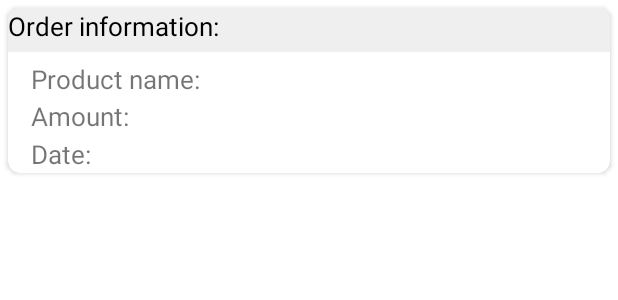
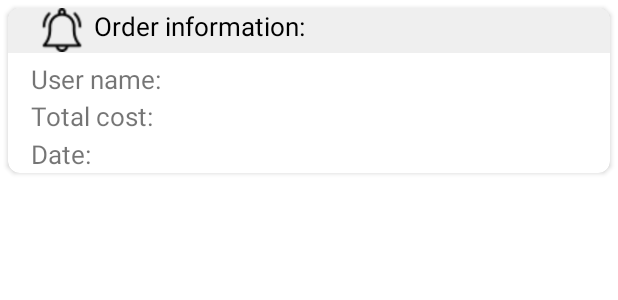
Before and after one commit to ngochai-hcmus/WinXEnchantixShop, an Android app: the layout item_notify.xml on its own in the app's theme, with its tools: preview values and no code run, on a phone screen of 412 x 824 dp. Shown: the top 300 px of the screen. Run offline under Robolectric (Android 15) with nearby library versions, the light colour scheme and no system bars.

Commit message:
Update Item order, item notify

```diff
--- a/app/src/main/res/layout/item_notify.xml
+++ b/app/src/main/res/layout/item_notify.xml
@@ -10,13 +10,24 @@
     <LinearLayout
         android:id="@+id/layout1"
         android:layout_width="match_parent"
-        android:layout_height= "30dp">
-
+        android:layout_height= "30dp"
+        android:background="@color/grey">
+        <ImageView
+            android:id="@+id/imageView3"
+            android:layout_width="32dp"
+            android:layout_height="29dp"
+            android:layout_marginLeft="20dp"
+            android:src="@drawable/ic_noti"
+            app:layout_constraintBottom_toBottomOf="parent"
+            app:layout_constraintEnd_toStartOf="@+id/editText2"
+            app:layout_constraintHorizontal_bias="0.666"
+            app:layout_constraintStart_toStartOf="parent"
+            app:layout_constraintTop_toTopOf="parent" />
         <TextView
             android:id="@+id/text_order_info1"
             android:layout_width="match_parent"
             android:layout_height="wrap_content"
-            android:background="@color/grey"
+            android:layout_marginLeft="5dp"
             android:paddingBottom="5dp"
             android:text="Order information:"
             android:textColor="@color/black"
@@ -25,20 +36,20 @@
     </LinearLayout>
 
     <TextView
-        android:id="@+id/text_product_name1"
+        android:id="@+id/text_user_name1"
         android:layout_width="match_parent"
         android:layout_height="wrap_content"
         android:layout_marginLeft="15dp"
         android:layout_marginTop="35dp"
-        android:text="Product name:"
+        android:text="User name:"
         android:textSize="17sp" />
 
     <TextView
-        android:id="@+id/text_amount1"
+        android:id="@+id/text_total_cost1"
         android:layout_width="match_parent"
         android:layout_height="wrap_content"
         android:layout_marginTop="60dp"
-        android:text="Amount:"
+        android:text="Total cost:"
         android:textSize="17sp"
         android:layout_marginLeft="15dp"/>
 
--- a/app/src/main/res/layout/item_order_history.xml
+++ b/app/src/main/res/layout/item_order_history.xml
@@ -1,7 +1,6 @@
 <?xml version="1.0" encoding="utf-8"?>
 <androidx.cardview.widget.CardView xmlns:android="http://schemas.android.com/apk/res/android"
     xmlns:app="http://schemas.android.com/apk/res-auto"
-    xmlns:tools="http://schemas.android.com/tools"
     android:layout_width="match_parent"
     android:layout_height="110dp"
     android:layout_margin="5dp"
@@ -45,12 +44,12 @@
     </FrameLayout>
 
     <TextView
-        android:id="@+id/text_product_name1"
+        android:id="@+id/text_total_cost"
         android:layout_width="match_parent"
         android:layout_height="wrap_content"
         android:layout_marginLeft="15dp"
         android:layout_marginTop="35dp"
-        android:text="Product name:"
+        android:text="Total cost:"
         android:textSize="17sp" />
 
     <TextView
```
